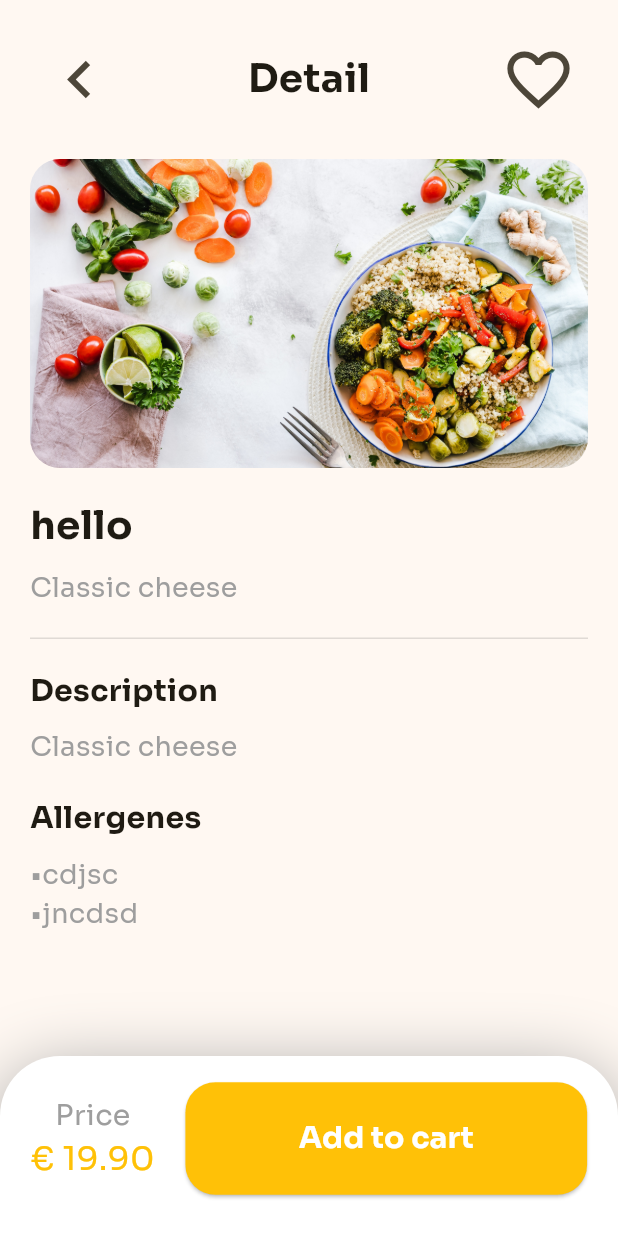
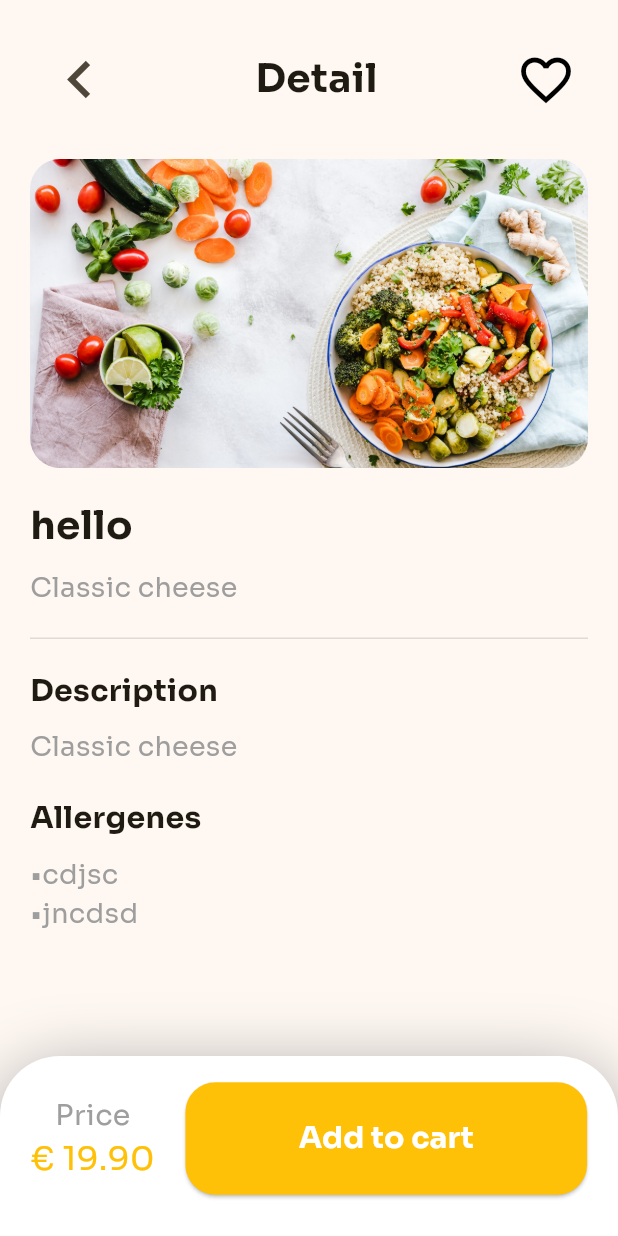
Before and after one commit to Matheo-delaunay/imt-framework-front, a Flutter app: the screen it shows after launch, on a phone screen of 412 x 824 dp. Run offline on Flutter 3.47's test engine with Material 2 defaults, Android fonts, the phone set to English and light mode, and no system bars; our stand-ins replace simple_animations, supercharged.

Commit message:
fix: heart visibility

```diff
--- a/lib/views/utils/colors.dart
+++ b/lib/views/utils/colors.dart
@@ -9,4 +9,5 @@ class AppColors{
   static final Color enabledtxt = Colors.black54;
   static final Color deaible = Colors.black38;
   static final Color backgroundColor = const Color(0xFFF2F2F2);
+  static final Color transparent = const Color(0x00000000);
 }
--- a/lib/views/widgets/appbar/appBar.dart
+++ b/lib/views/widgets/appbar/appBar.dart
@@ -1,4 +1,5 @@
 import 'package:flutter/material.dart';
+import 'package:imt_framework_front/views/utils/colors.dart';
 
 class TopAppBar extends StatelessWidget implements PreferredSizeWidget {
   const TopAppBar({
@@ -39,13 +40,17 @@ class TopAppBar extends StatelessWidget implements PreferredSizeWidget {
                       fontWeight: FontWeight.bold,
                   ),
               ),
+
               Visibility(
-                visible: heartVisible,
+                visible: true,
                 child: Padding(
                   padding: const EdgeInsets.only(right: 20.0),
-                  child: IconButton(
-                      onPressed: ()=>{},
-                      icon: Icon(Icons.favorite_border,size: 50,)
+                  child: AbsorbPointer(
+                    absorbing: true,
+                    child: IconButton(
+                        onPressed: () {},
+                        icon: Icon(Icons.favorite_border,size: 40,color: heartVisible? Colors.black:AppColors.transparent,)
+                    ),
                   ),
                 ),
               )
```
